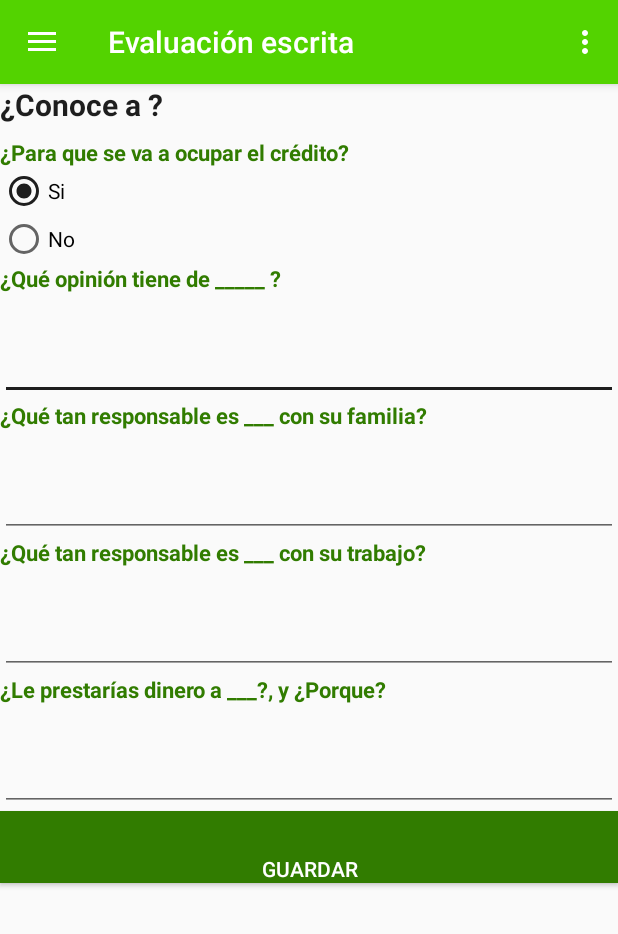
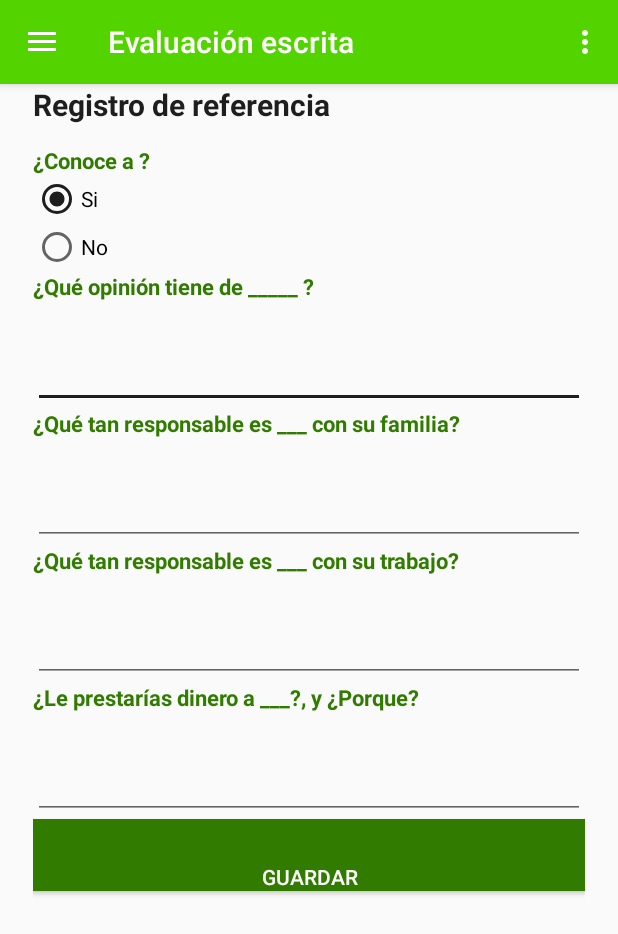
Before and after one commit to pedcru/Hackafestmobile, an Android app: the screen it shows after launch (MainActivity), in the side drawer, after a tap on "Evaluación a referencias", on a phone screen of 412 x 824 dp. Shown: the top 934 px of the screen. Run offline under Robolectric (Android 15) with nearby library versions, the light colour scheme and no system bars; our stand-ins replace navigation-ui.

```diff
--- a/app/src/main/res/layout/fragment_write.xml
+++ b/app/src/main/res/layout/fragment_write.xml
@@ -1,22 +1,29 @@
 <?xml version="1.0" encoding="utf-8"?>
 <LinearLayout xmlns:android="http://schemas.android.com/apk/res/android"
     android:orientation="vertical" android:layout_width="match_parent"
-    android:layout_height="match_parent">
+    android:layout_height="match_parent"
+    android:paddingLeft="22dp"
+    android:paddingRight="22dp"
+    >
 
     <TextView
         android:id="@+id/textView2"
         android:layout_width="match_parent"
         android:layout_height="35dp"
-        android:text="¿Conoce a ?"
+        android:text="Registro de referencia"
         android:textColor="#1e1e1e"
-        style="@style/title" />
+        android:textSize="20dp"
+        android:textStyle="bold"
+        />
+
 
     <TextView
         android:id="@+id/textView6"
         android:layout_width="match_parent"
         android:layout_height="wrap_content"
-        android:text="¿Para que se va a ocupar el crédito?"
+        android:text="¿Conoce a ?"
         android:lineHeight="25px"
+        android:layout_marginTop="5dp"
         style="@style/subtitle"
         />
     <RadioGroup
@@ -52,7 +59,7 @@
         android:layout_marginTop="15dp"
         android:textColorHint="#000">
         <EditText
-            android:id="@+id/experiencia"
+            android:id="@+id/opinion"
             android:layout_width="match_parent"
             android:layout_height="wrap_content"
             android:ems="10"
```
